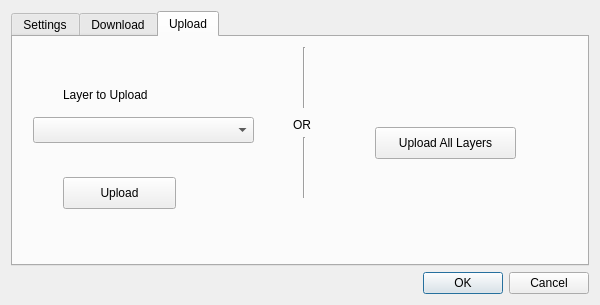
Qt form Socrata_dialog_base.ui (jaggiwired/Socrata) before a commit.
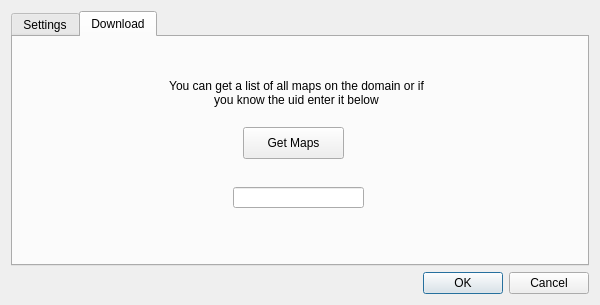
The same form after that commit.

Diff of the .ui file:
```diff
--- a/Socrata_dialog_base.ui
+++ b/Socrata_dialog_base.ui
@@ -17,7 +17,7 @@
    <item>
     <widget class="QTabWidget" name="tabWidget">
      <property name="currentIndex">
-      <number>2</number>
+      <number>1</number>
      </property>
      <widget class="QWidget" name="settings">
       <property name="sizePolicy">
@@ -186,99 +186,6 @@
        </property>
       </widget>
      </widget>
-     <widget class="QWidget" name="upload_tab">
-      <attribute name="title">
-       <string>Upload</string>
-      </attribute>
-      <widget class="QLabel" name="label_7">
-       <property name="geometry">
-        <rect>
-         <x>50</x>
-         <y>50</y>
-         <width>101</width>
-         <height>16</height>
-        </rect>
-       </property>
-       <property name="text">
-        <string>Layer to Upload</string>
-       </property>
-      </widget>
-      <widget class="Line" name="line">
-       <property name="geometry">
-        <rect>
-         <x>290</x>
-         <y>10</y>
-         <width>3</width>
-         <height>61</height>
-        </rect>
-       </property>
-       <property name="orientation">
-        <enum>Qt::Vertical</enum>
-       </property>
-      </widget>
-      <widget class="Line" name="line_2">
-       <property name="geometry">
-        <rect>
-         <x>290</x>
-         <y>100</y>
-         <width>3</width>
-         <height>61</height>
-        </rect>
-       </property>
-       <property name="orientation">
-        <enum>Qt::Vertical</enum>
-       </property>
-      </widget>
-      <widget class="QLabel" name="label_8">
-       <property name="geometry">
-        <rect>
-         <x>280</x>
-         <y>80</y>
-         <width>59</width>
-         <height>16</height>
-        </rect>
-       </property>
-       <property name="text">
-        <string>OR</string>
-       </property>
-      </widget>
-      <widget class="QPushButton" name="upload_layer">
-       <property name="geometry">
-        <rect>
-         <x>50</x>
-         <y>140</y>
-         <width>113</width>
-         <height>32</height>
-        </rect>
-       </property>
-       <property name="text">
-        <string>Upload</string>
-       </property>
-      </widget>
-      <widget class="QPushButton" name="upload">
-       <property name="geometry">
-        <rect>
-         <x>362</x>
-         <y>90</y>
-         <width>141</width>
-         <height>32</height>
-        </rect>
-       </property>
-       <property name="text">
-        <string>Upload All Layers</string>
-       </property>
-      </widget>
-      <widget class="QComboBox" name="layers">
-       <property name="geometry">
-        <rect>
-         <x>20</x>
-         <y>80</y>
-         <width>221</width>
-         <height>26</height>
-        </rect>
-       </property>
-      </widget>
-     </widget>
     </widget>
    </item>
    <item>
```
